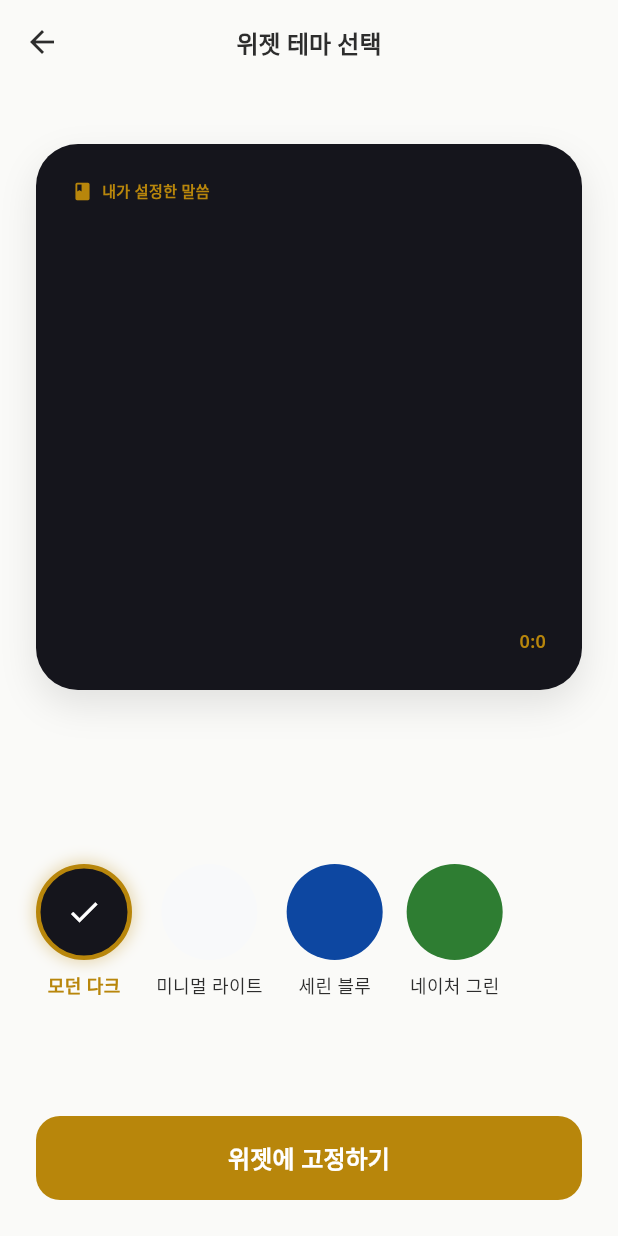
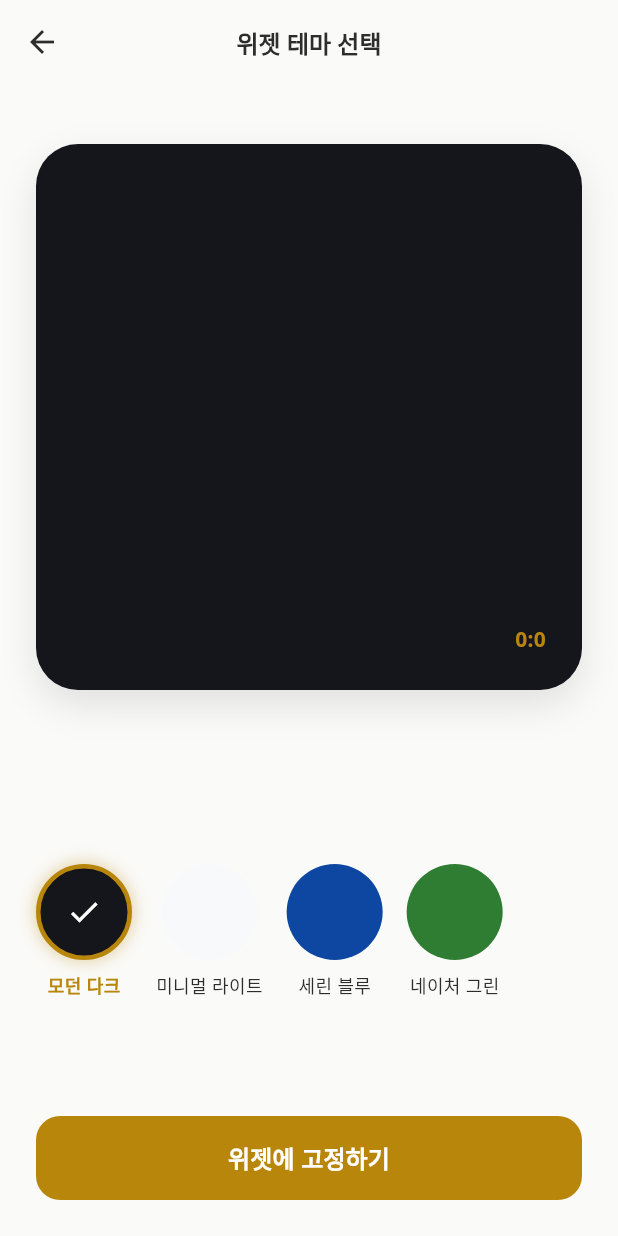
Before and after one commit to gyu-hyung/scripture, a Flutter app: the WidgetThemeScreen screen opened directly with empty values, on a phone screen of 412 x 824 dp. Run offline on Flutter 3.47's test engine with Material 3 defaults, Android fonts, the phone set to English and light mode, and no system bars; our stand-ins replace flutter_riverpod, google_fonts, shared_preferences, sqflite; missing offline and left inert: home_widget, workmanager; accounts and stored records are empty; statements that could not run were skipped.

Commit message:
Fix widget aesthetics: full-bleed background, remove header, and prevent text truncation

```diff
--- a/lib/screens/widget_theme_screen.dart
+++ b/lib/screens/widget_theme_screen.dart
@@ -86,25 +86,16 @@ class _WidgetThemeScreenState extends ConsumerState<WidgetThemeScreen> {
                 child: Column(
                   crossAxisAlignment: CrossAxisAlignment.start,
                   children: [
-                    Row(
-                      children: [
-                        Icon(Icons.book_rounded, color: selectedTheme['accent'], size: 14),
-                        const SizedBox(width: 6),
-                        Text(
-                          '내가 설정한 말씀',
-                          style: TextStyle(color: selectedTheme['accent'], fontSize: 10, fontWeight: FontWeight.bold),
-                        ),
-                      ],
-                    ),
                     const Spacer(),
                     Text(
                       widget.verse.text,
                       style: GoogleFonts.notoSerif(
                         color: selectedTheme['text'],
-                        fontSize: 16,
-                        height: 1.6,
+                        fontSize: 20,
+                        fontWeight: FontWeight.w500,
+                        height: 1.5,
                       ),
-                      maxLines: 6,
+                      maxLines: 8,
                       overflow: TextOverflow.ellipsis,
                     ),
                     const Spacer(),
@@ -114,8 +105,8 @@ class _WidgetThemeScreenState extends ConsumerState<WidgetThemeScreen> {
                         widget.verse.reference,
                         style: TextStyle(
                           color: selectedTheme['accent'],
-                          fontSize: 12,
-                          fontWeight: FontWeight.w600,
+                          fontSize: 14,
+                          fontWeight: FontWeight.bold,
                         ),
                       ),
                     ),
```
Also changed, not shown: 2 other files.
